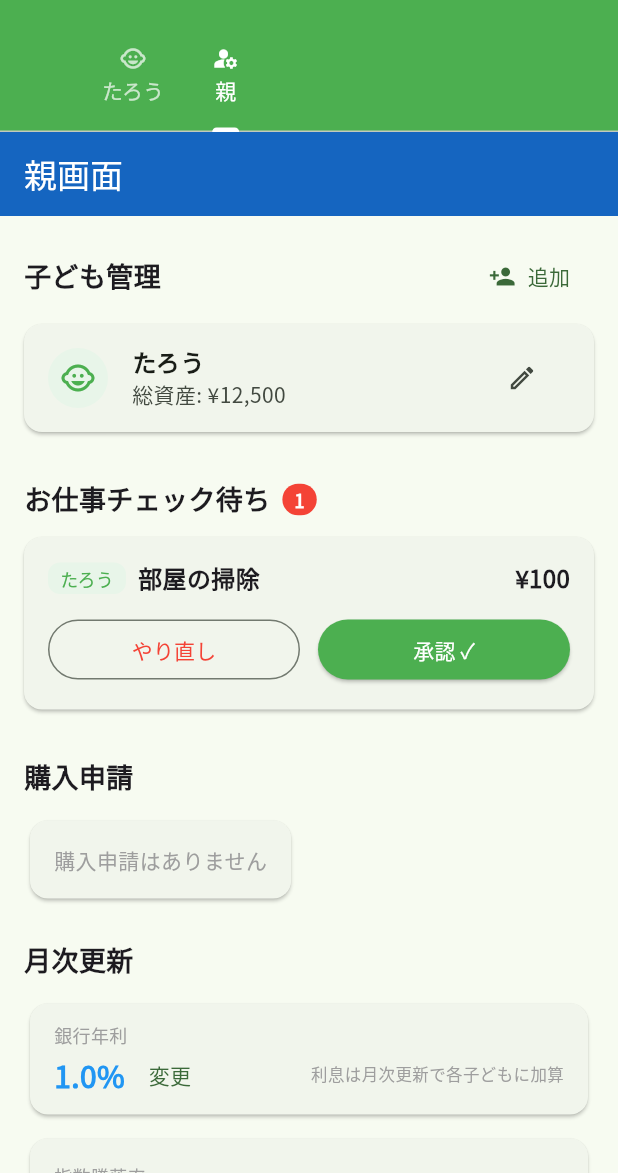
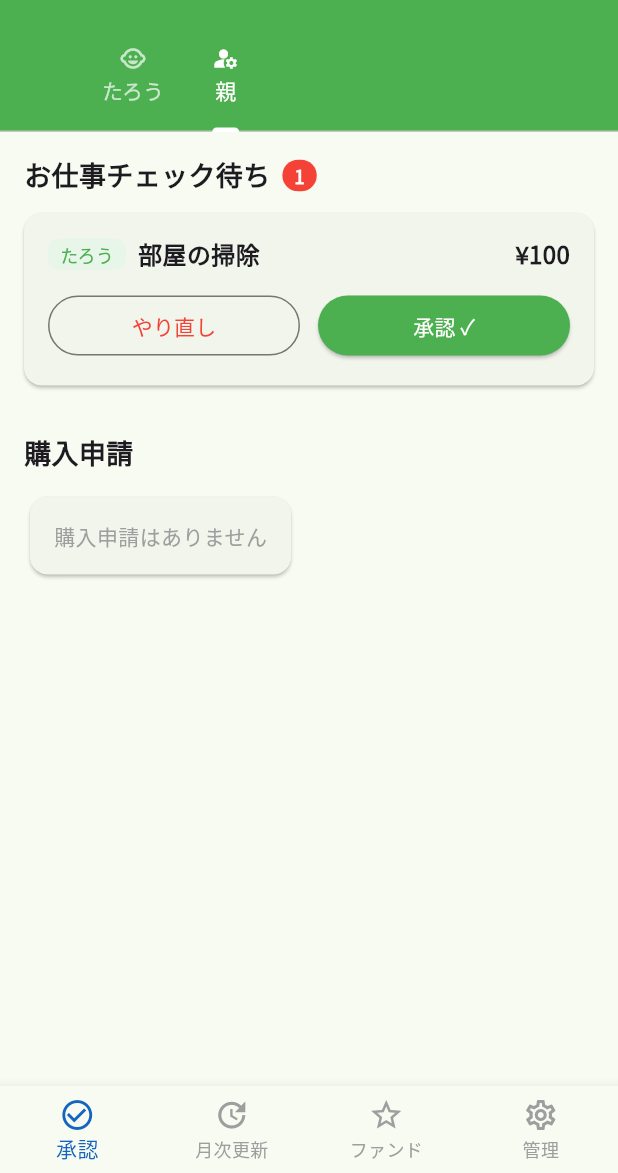
Before and after one commit to Sir-KUMA/family-money-app, a Flutter app: the screen it shows after launch, tab 2 chosen, on a phone screen of 412 x 824 dp, the part 63-1236 px from its top. Run offline on Flutter 3.47's test engine with Material 3 defaults, Android fonts, the phone set to English and light mode, and no system bars; our stand-ins replace fl_chart, google_fonts, shared_preferences.

Commit message:
feat: add bottom nav tabs to parent screen
承認 / 月次更新 / ファンド / 管理 の4タブに分割。
子どもが増えても承認画面がすっきり見やすくなる。

Co-Authored-By: Claude Sonnet 4.6 <noreply@anthropic.com>

```diff
--- a/lib/screens/parent_screen.dart
+++ b/lib/screens/parent_screen.dart
@@ -4,37 +4,110 @@ import 'package:url_launcher/url_launcher.dart';
 import '../models/app_state.dart';
 import '../utils/format.dart';
 
-class ParentScreen extends StatelessWidget {
+class ParentScreen extends StatefulWidget {
   const ParentScreen({super.key});
+
+  @override
+  State<ParentScreen> createState() => _ParentScreenState();
+}
+
+class _ParentScreenState extends State<ParentScreen> {
+  int _index = 0;
+
+  static const _tabs = [
+    (icon: Icons.check_circle_outline, label: '承認'),
+    (icon: Icons.update, label: '月次更新'),
+    (icon: Icons.star_outline, label: 'ファンド'),
+    (icon: Icons.settings_outlined, label: '管理'),
+  ];
+
+  static const _pages = [
+    _ApprovalPage(),
+    _MonthlyUpdatePage(),
+    _FundPage(),
+    _ManagementPage(),
+  ];
 
   @override
   Widget build(BuildContext context) {
     return Scaffold(
-      appBar: AppBar(
-        title: const Text('親画面'),
-        backgroundColor: const Color(0xFF1565C0),
-        foregroundColor: Colors.white,
+      body: _pages[_index],
+      bottomNavigationBar: BottomNavigationBar(
+        currentIndex: _index,
+        selectedItemColor: const Color(0xFF1565C0),
+        unselectedItemColor: Colors.grey,
+        type: BottomNavigationBarType.fixed,
+        onTap: (i) => setState(() => _index = i),
+        items: _tabs
+            .map((t) => BottomNavigationBarItem(
+                  icon: Icon(t.icon),
+                  label: t.label,
+                ))
+            .toList(),
       ),
-      body: const SingleChildScrollView(
+    );
+  }
+}
+
+class _ApprovalPage extends StatelessWidget {
+  const _ApprovalPage();
+
+  @override
+  Widget build(BuildContext context) {
+    return const SingleChildScrollView(
+      padding: EdgeInsets.all(16),
+      child: Column(
+        crossAxisAlignment: CrossAxisAlignment.start,
+        children: [
+          _ApprovalSection(),
+          SizedBox(height: 24),
+          _PurchaseRequestSection(),
+        ],
+      ),
+    );
+  }
+}
+
+class _MonthlyUpdatePage extends StatelessWidget {
+  const _MonthlyUpdatePage();
+
+  @override
+  Widget build(BuildContext context) {
+    return const SingleChildScrollView(
+      padding: EdgeInsets.all(16),
+      child: _MonthlyUpdateSection(),
+    );
+  }
+}
+
+class _FundPage extends StatelessWidget {
+  const _FundPage();
+
+  @override
+  Widget build(BuildContext context) {
+    return const SingleChildScrollView(
+      padding: EdgeInsets.all(16),
+      child: _CustomFundManagementSection(),
+    );
+  }
+}
+
+class _ManagementPage extends StatelessWidget {
+  const _ManagementPage();
+
+  @override
+  Widget build(BuildContext context) {
+    return const SingleChildScrollView(
       padding: EdgeInsets.all(16),
       child: Column(
         crossAxisAlignment: CrossAxisAlignment.start,
         children: [
           _ChildManagementSection(),
           SizedBox(height: 24),
-            _ApprovalSection(),
-            SizedBox(height: 24),
-            _PurchaseRequestSection(),
-            SizedBox(height: 24),
-            _MonthlyUpdateSection(),
-            SizedBox(height: 24),
-            _CustomFundManagementSection(),
-            SizedBox(height: 24),
           _JobManagementSection(),
           SizedBox(height: 24),
           _ChildrenAssetsSection(),
         ],
-        ),
       ),
     );
   }
```
Lines whose indentation alone changed are shown as unchanged.
